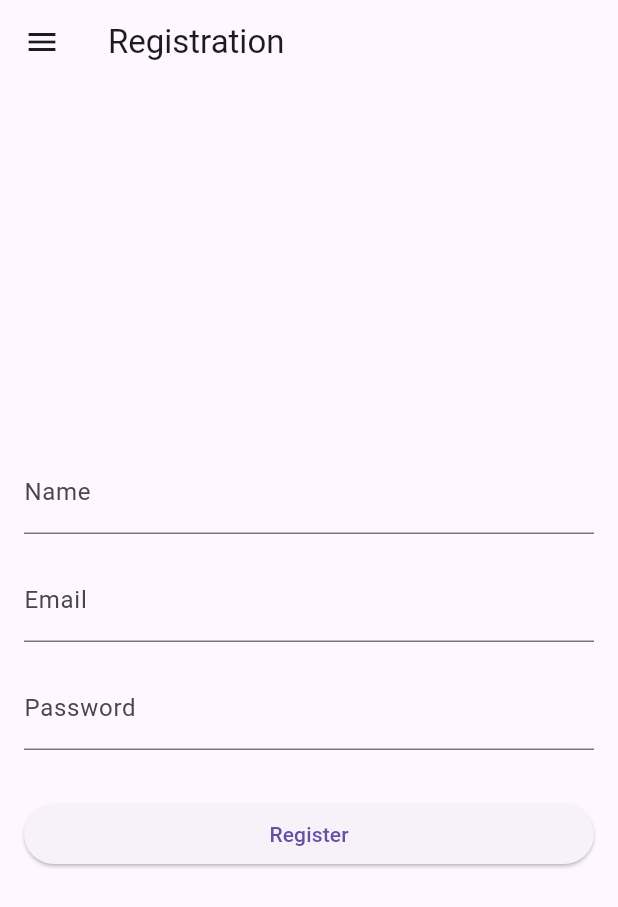
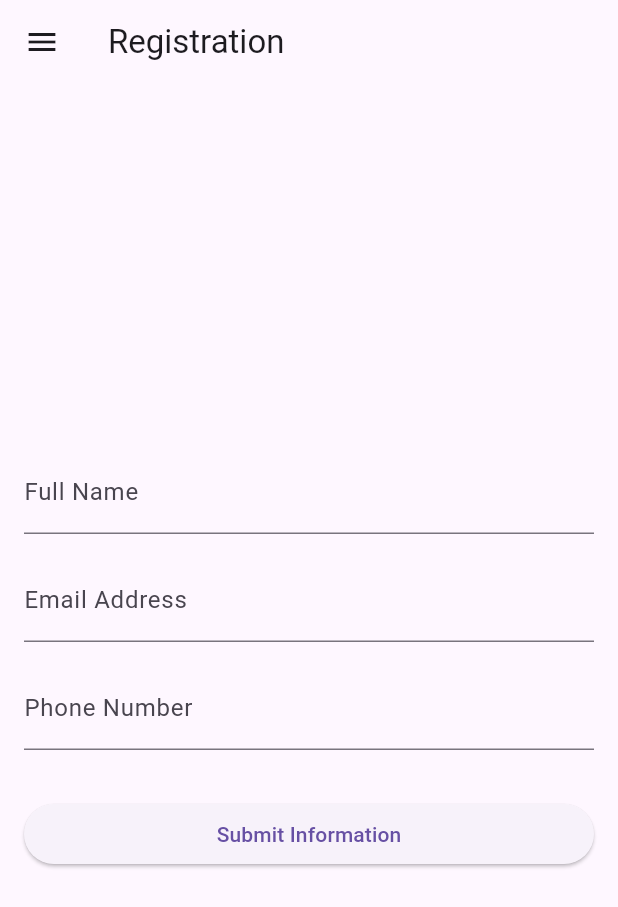
Before and after one commit to GenesisOzzy/Spin-Da-Wheel-game, a Flutter app: the screen it shows after launch, item 3 of the bottom bar chosen, on a phone screen of 412 x 824 dp. Shown: the top 907 px of the screen. Run offline on Flutter 3.47's test engine with Material 3 defaults, Android fonts, the phone set to English and light mode, and no system bars; our stand-ins replace flutter_fortune_wheel, rxdart.

Commit message:
worked on the registration

```diff
--- a/lib/spinwheel_registration.dart
+++ b/lib/spinwheel_registration.dart
@@ -10,7 +10,7 @@ class RegistrationPage extends StatefulWidget {
 class _RegistrationPageState extends State<RegistrationPage> {
   TextEditingController nameController = TextEditingController();
   TextEditingController emailController = TextEditingController();
-  TextEditingController passwordController = TextEditingController();
+  TextEditingController phoneController = TextEditingController();
 
   @override
   Widget build(BuildContext context) {
@@ -67,22 +67,22 @@ class _RegistrationPageState extends State<RegistrationPage> {
             TextField(
               controller: nameController,
               decoration: InputDecoration(
-                labelText: 'Name',
+                labelText: 'Full Name',
               ),
             ),
             SizedBox(height: 16.0),
             TextField(
               controller: emailController,
               decoration: InputDecoration(
-                labelText: 'Email',
+                labelText: 'Email Address',
               ),
             ),
             SizedBox(height: 16.0),
             TextField(
-              controller: passwordController,
+              controller: phoneController,
               obscureText: true,
               decoration: InputDecoration(
-                labelText: 'Password',
+                labelText: 'Phone Number',
               ),
             ),
             SizedBox(height: 32.0),
@@ -91,7 +91,7 @@ class _RegistrationPageState extends State<RegistrationPage> {
                 // Add your registration logic here
                 String name = nameController.text;
                 String email = emailController.text;
-                String password = passwordController.text;
+                String password = phoneController.text;
 
                 // Display registration information (for demonstration purposes)
                 showDialog(
@@ -105,7 +105,7 @@ class _RegistrationPageState extends State<RegistrationPage> {
                         children: [
                           Text('Name: $name'),
                           Text('Email: $email'),
-                          Text('Password: $password'),
+                          Text('Phone Number: $password'),
                         ],
                       ),
                       actions: [
@@ -120,7 +120,7 @@ class _RegistrationPageState extends State<RegistrationPage> {
                   },
                 );
               },
-              child: Text('Register'),
+              child: Text('Submit Information'),
             ),
           ],
         ),
```
